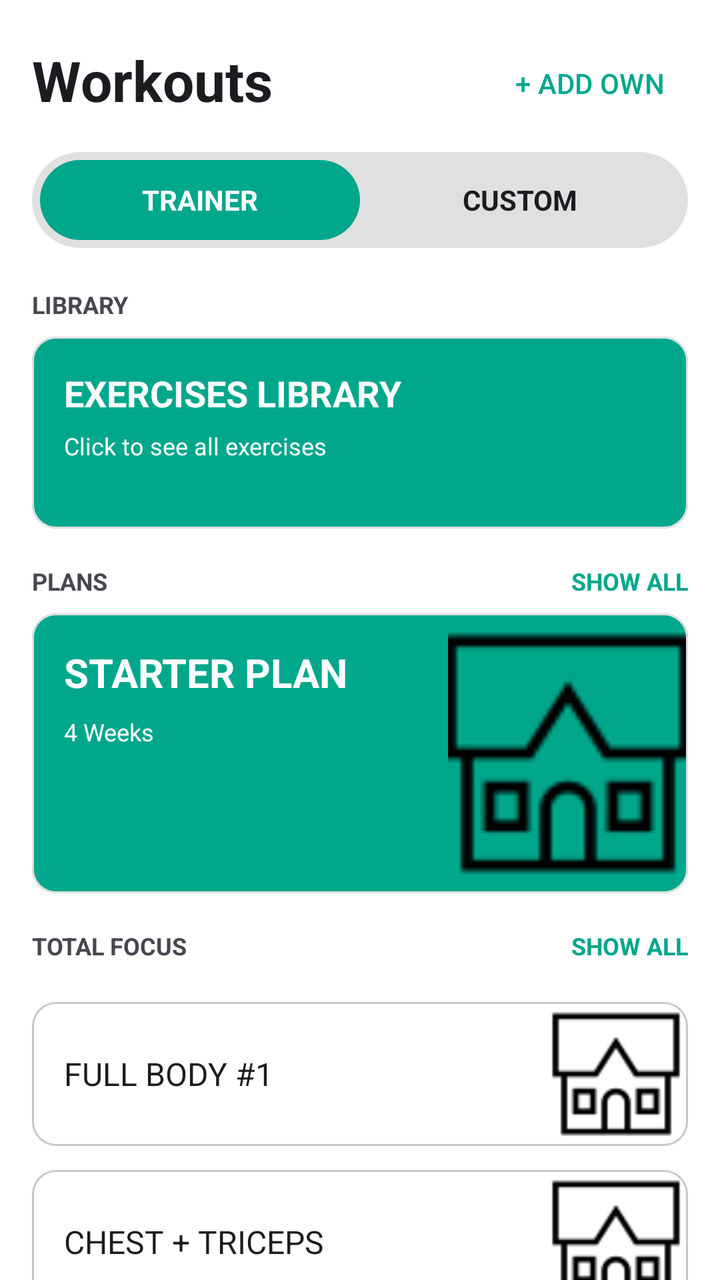
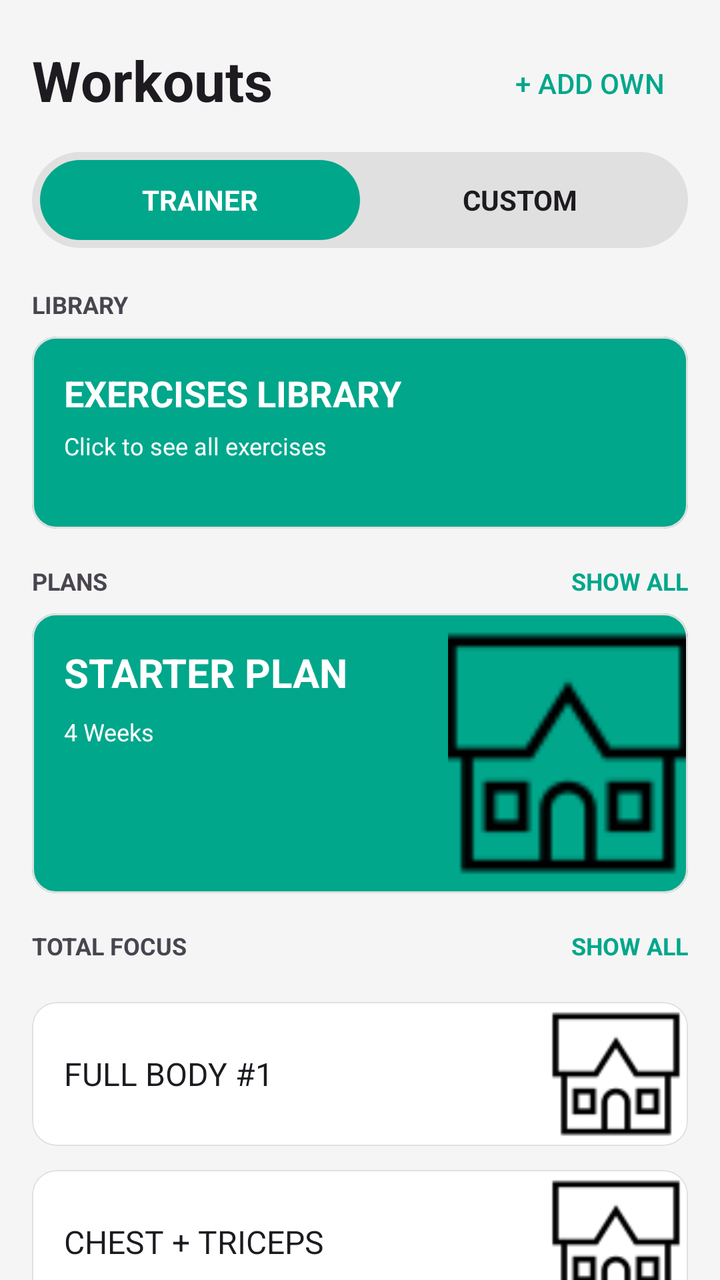

The first picture is an Android layout as it rendered before a commit; the second is the same layout after the commit. The layout source and the unified diff follow.
<!-- AndroidManifest.xml: application theme Theme.Nutriority -->
<!-- res/layout/fragment_workout.xml -->
<?xml version="1.0" encoding="utf-8"?>
<androidx.core.widget.NestedScrollView xmlns:android="http://schemas.android.com/apk/res/android"
    xmlns:app="http://schemas.android.com/apk/res-auto"
    xmlns:tools="http://schemas.android.com/tools"
    android:layout_width="match_parent"
    android:layout_height="match_parent"
    android:fillViewport="true"
    android:background="@android:color/white"
    tools:context=".WorkoutFragment">

    <LinearLayout
        android:layout_width="match_parent"
        android:layout_height="wrap_content"
        android:orientation="vertical"
        android:paddingStart="16dp"
        android:paddingEnd="16dp"
        android:paddingTop="20dp"
        android:paddingBottom="24dp">

        <LinearLayout
            android:layout_width="match_parent"
            android:layout_height="wrap_content"
            android:orientation="horizontal"
            android:gravity="center_vertical">

            <TextView
                android:id="@+id/titleText"
                android:layout_width="0dp"
                android:layout_height="wrap_content"
                android:layout_weight="1"
                android:text="Workouts"
                android:textColor="?android:attr/textColorPrimary"
                android:textSize="28sp"
                android:textStyle="bold" />

            <Button
                android:id="@+id/addOwnButton"
                android:layout_width="wrap_content"
                android:layout_height="36dp"
                android:backgroundTint="@android:color/transparent"
                android:text="+ ADD OWN"
                android:textColor="@color/green"
                android:paddingLeft="12dp"
                android:paddingRight="12dp"
                android:layout_marginStart="8dp"
                android:layout_marginTop="2dp"
                android:layout_marginBottom="2dp"
                android:stateListAnimator="@null" />
        </LinearLayout>

        <LinearLayout
            android:layout_width="match_parent"
            android:layout_height="48dp"
            android:layout_marginTop="16dp"
            android:orientation="horizontal"
            android:background="@drawable/rounded_chip_background_light"
            android:padding="4dp"
            android:gravity="center">

            <TextView
                android:id="@+id/tabTrainer"
                android:layout_width="0dp"
                android:layout_height="match_parent"
                android:layout_weight="1"
                android:gravity="center"
                android:text="TRAINER"
                android:textColor="@android:color/white"
                android:background="@drawable/rounded_chip_selected_green"
                android:textStyle="bold" />

            <TextView
                android:id="@+id/tabCustom"
                android:layout_width="0dp"
                android:layout_height="match_parent"
                android:layout_weight="1"
                android:gravity="center"
                android:text="CUSTOM"
                android:textColor="?android:attr/textColorPrimary"
                android:textStyle="bold" />
        </LinearLayout>

        <TextView
            android:layout_width="match_parent"
            android:layout_height="wrap_content"
            android:text="LIBRARY"
            android:textSize="12sp"
            android:textColor="?android:attr/textColorSecondary"
            android:layout_marginTop="20dp"
            android:textStyle="bold" />

        <com.google.android.material.card.MaterialCardView
            android:layout_width="match_parent"
            android:layout_height="96dp"
            android:layout_marginTop="8dp"
            app:cardBackgroundColor="@color/green"
            app:cardCornerRadius="12dp"
            app:cardElevation="0dp"
            app:strokeColor="#E0E0E0"
            app:strokeWidth="1dp">

            <LinearLayout
                android:layout_width="match_parent"
                android:layout_height="match_parent"
                android:orientation="vertical"
                android:padding="16dp">

                <TextView
                    android:layout_width="wrap_content"
                    android:layout_height="wrap_content"
                    android:text="EXERCISES LIBRARY"
                    android:textColor="@android:color/white"
                    android:textSize="18sp"
                    android:textStyle="bold" />

                <TextView
                    android:layout_width="wrap_content"
                    android:layout_height="wrap_content"
                    android:layout_marginTop="6dp"
                    android:text="Click to see all exercises"
                    android:textColor="@android:color/white"
                    android:textSize="12sp" />
            </LinearLayout>
        </com.google.android.material.card.MaterialCardView>

        <LinearLayout
            android:layout_width="match_parent"
            android:layout_height="wrap_content"
            android:layout_marginTop="18dp"
            android:gravity="center_vertical"
            android:orientation="horizontal">

            <TextView
                android:layout_width="0dp"
                android:layout_height="wrap_content"
                android:layout_weight="1"
                android:text="PLANS"
                android:textColor="?android:attr/textColorSecondary"
                android:textSize="12sp"
                android:textStyle="bold" />

            <TextView
                android:layout_width="wrap_content"
                android:layout_height="wrap_content"
                android:text="SHOW ALL"
                android:textColor="@color/green"
                android:textSize="12sp"
                android:textStyle="bold" />
        </LinearLayout>

        <com.google.android.material.card.MaterialCardView
            android:layout_width="match_parent"
            android:layout_height="140dp"
            android:layout_marginTop="8dp"
            app:cardBackgroundColor="@color/green"
            app:cardCornerRadius="12dp"
            app:cardElevation="0dp"
            app:strokeColor="#E0E0E0"
            app:strokeWidth="1dp">

            <LinearLayout
                android:layout_width="match_parent"
                android:layout_height="match_parent"
                android:orientation="horizontal">

                <LinearLayout
                    android:layout_width="0dp"
                    android:layout_weight="1"
                    android:layout_height="match_parent"
                    android:orientation="vertical"
                    android:padding="16dp">

                    <TextView
                        android:layout_width="wrap_content"
                        android:layout_height="wrap_content"
                        android:text="STARTER PLAN"
                        android:textColor="@android:color/white"
                        android:textSize="20sp"
                        android:textStyle="bold" />

                    <TextView
                        android:layout_width="wrap_content"
                        android:layout_height="wrap_content"
                        android:layout_marginTop="8dp"
                        android:text="4 Weeks"
                        android:textColor="@android:color/white"
                        android:textSize="12sp" />
                </LinearLayout>

                <ImageView
                    android:layout_width="120dp"
                    android:layout_height="match_parent"
                    android:contentDescription="Workout plan illustration"
                    android:scaleType="centerCrop"
                    android:src="@drawable/ic_home_workout" />
            </LinearLayout>
        </com.google.android.material.card.MaterialCardView>

        <LinearLayout
            android:layout_width="match_parent"
            android:layout_height="wrap_content"
            android:layout_marginTop="18dp"
            android:gravity="center_vertical"
            android:orientation="horizontal">

            <TextView
                android:layout_width="0dp"
                android:layout_height="wrap_content"
                android:layout_weight="1"
                android:text="TOTAL FOCUS"
                android:textColor="?android:attr/textColorSecondary"
                android:textSize="12sp"
                android:textStyle="bold" />

            <TextView
                android:layout_width="wrap_content"
                android:layout_height="wrap_content"
                android:text="SHOW ALL"
                android:textColor="@color/green"
                android:textSize="12sp"
                android:textStyle="bold" />
        </LinearLayout>

        <LinearLayout
            android:layout_width="match_parent"
            android:layout_height="wrap_content"
            android:layout_marginTop="8dp"
            android:orientation="vertical">

            <com.google.android.material.card.MaterialCardView
                android:layout_width="match_parent"
                android:layout_height="wrap_content"
                android:layout_marginTop="12dp"
                app:cardBackgroundColor="@android:color/transparent"
                app:cardElevation="0dp">

                <LinearLayout
                    android:layout_width="match_parent"
                    android:layout_height="72dp"
                    android:background="@drawable/thin_outline"
                    android:orientation="horizontal">

                    <TextView
                        android:layout_width="0dp"
                        android:layout_height="match_parent"
                        android:layout_weight="1"
                        android:gravity="center_vertical"
                        android:paddingStart="16dp"
                        android:paddingEnd="16dp"
                        android:text="FULL BODY #1"
                        android:textColor="?android:attr/textColorPrimary"
                        android:textSize="16sp" />

                    <ImageView
                        android:layout_width="72dp"
                        android:layout_height="match_parent"
                        android:contentDescription=""
                        android:scaleType="centerCrop"
                        android:src="@drawable/ic_home_workout" />
                </LinearLayout>
            </com.google.android.material.card.MaterialCardView>

            <com.google.android.material.card.MaterialCardView
                android:layout_width="match_parent"
                android:layout_height="wrap_content"
                android:layout_marginTop="12dp"
                app:cardBackgroundColor="@android:color/transparent"
                app:cardElevation="0dp">

                <LinearLayout
                    android:layout_width="match_parent"
                    android:layout_height="72dp"
                    android:background="@drawable/thin_outline"
                    android:orientation="horizontal">

                    <TextView
                        android:layout_width="0dp"
                        android:layout_height="match_parent"
                        android:layout_weight="1"
                        android:gravity="center_vertical"
                        android:paddingStart="16dp"
                        android:paddingEnd="16dp"
                        android:text="CHEST + TRICEPS"
                        android:textColor="?android:attr/textColorPrimary"
                        android:textSize="16sp" />

                    <ImageView
                        android:layout_width="72dp"
                        android:layout_height="match_parent"
                        android:contentDescription=""
                        android:scaleType="centerCrop"
                        android:src="@drawable/ic_home_workout" />
                </LinearLayout>
            </com.google.android.material.card.MaterialCardView>

            <com.google.android.material.card.MaterialCardView
                android:layout_width="match_parent"
                android:layout_height="wrap_content"
                android:layout_marginTop="12dp"
                app:cardBackgroundColor="@android:color/transparent"
                app:cardElevation="0dp">

                <LinearLayout
                    android:layout_width="match_parent"
                    android:layout_height="72dp"
                    android:background="@drawable/thin_outline"
                    android:orientation="horizontal">

                    <TextView
                        android:layout_width="0dp"
                        android:layout_height="match_parent"
                        android:layout_weight="1"
                        android:gravity="center_vertical"
                        android:paddingStart="16dp"
                        android:paddingEnd="16dp"
                        android:text="QUADS + HAMSTRINGS"
                        android:textColor="?android:attr/textColorPrimary"
                        android:textSize="16sp" />

                    <ImageView
                        android:layout_width="72dp"
                        android:layout_height="match_parent"
                        android:contentDescription=""
                        android:scaleType="centerCrop"
                        android:src="@drawable/ic_home_workout" />
                </LinearLayout>
            </com.google.android.material.card.MaterialCardView>

        </LinearLayout>

    </LinearLayout>

</androidx.core.widget.NestedScrollView>
<!-- resources referenced by this layout -->
<resources>
  <color name="green">#00A78B</color>
  <!-- drawable ic_home_workout: png bitmap (drawable, 817 bytes) -->
  <!-- drawable rounded_chip_background_light (drawable) -->
  <shape xmlns:android="http://schemas.android.com/apk/res/android">
      <solid android:color="#E0E0E0" />
      <corners android:radius="24dp" />
  </shape>
  <!-- drawable rounded_chip_selected_green (drawable) -->
  <shape xmlns:android="http://schemas.android.com/apk/res/android">
      <solid android:color="@color/green" />
      <corners android:radius="20dp" />
  </shape>
  <!-- drawable thin_outline (drawable) -->
  <?xml version="1.0" encoding="utf-8"?>
  <shape xmlns:android="http://schemas.android.com/apk/res/android"
      android:shape="rectangle">
  
      
      <stroke
          android:width="0.5dp"
          android:color="#E0E0E0" />
  
      
      <corners
          android:radius="12dp" />
  
      
      <solid android:color="@android:color/transparent" />
  
  </shape>
  <style name="Theme.Nutriority" parent="Base.Theme.Nutriority" />
  <style name="Base.Theme.Nutriority" parent="Theme.Material3.Light.NoActionBar">
          <item name="android:windowBackground">@android:color/white</item>
      </style>
</resources>

<!-- the commit's change to res/layout/fragment_workout.xml (unified diff, before → after) -->
@@ -5,7 +5,7 @@
     android:layout_width="match_parent"
     android:layout_height="match_parent"
     android:fillViewport="true"
-    android:background="@android:color/white"
+    android:background="#F5F5F5"
     tools:context=".WorkoutFragment">
 
     <LinearLayout
@@ -230,8 +230,9 @@
                 android:layout_width="match_parent"
                 android:layout_height="wrap_content"
                 android:layout_marginTop="12dp"
-                app:cardBackgroundColor="@android:color/transparent"
-                app:cardElevation="0dp">
+                app:cardBackgroundColor="@android:color/white"
+                app:cardElevation="0dp"
+                app:strokeWidth="0dp">
 
                 <LinearLayout
                     android:layout_width="match_parent"
@@ -263,8 +264,9 @@
                 android:layout_width="match_parent"
                 android:layout_height="wrap_content"
                 android:layout_marginTop="12dp"
-                app:cardBackgroundColor="@android:color/transparent"
-                app:cardElevation="0dp">
+                app:cardBackgroundColor="@android:color/white"
+                app:cardElevation="0dp"
+                app:strokeWidth="0dp">
 
                 <LinearLayout
                     android:layout_width="match_parent"
@@ -296,8 +298,9 @@
                 android:layout_width="match_parent"
                 android:layout_height="wrap_content"
                 android:layout_marginTop="12dp"
-                app:cardBackgroundColor="@android:color/transparent"
-                app:cardElevation="0dp">
+                app:cardBackgroundColor="@android:color/white"
+                app:cardElevation="0dp"
+                app:strokeWidth="0dp">
 
                 <LinearLayout
                     android:layout_width="match_parent"
